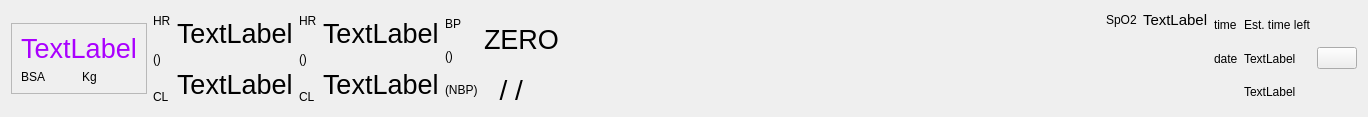
The window that src/recorder/ui/patientstatusbar.ui (mannd/epsimulator) describes before a commit, drawn with Qt 5.
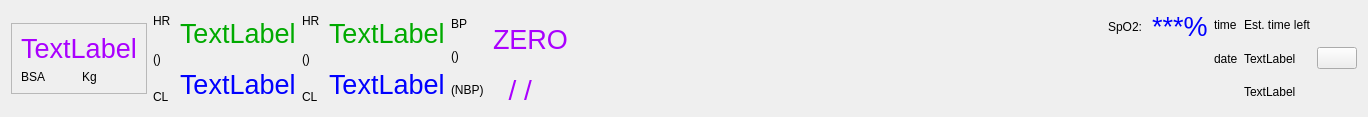
The same window after the commit. Icons and pictures are not drawn.

Commit message: r583@Sluggo:  mannd | 2008-01-18 22:13:32 -0500  added realtimewindow  r584@Sluggo:  mannd | 2008-01-21 22:34:52 -0500  derived RealTimeWindow from QMainWindow  r585@Sluggo:  mannd | 2008-01-23 07:27:00 -0500  working on PatientStatusBar

The edit to the form file:
```diff
--- a/src/recorder/ui/patientstatusbar.ui
+++ b/src/recorder/ui/patientstatusbar.ui
@@ -116,12 +116,49 @@
        <item row="0" column="0" >
         <widget class="QLabel" name="label" >
          <property name="text" >
-          <string>HR</string>
+          <string>HR </string>
          </property>
         </widget>
        </item>
        <item rowspan="2" row="0" column="1" >
         <widget class="QLabel" name="hr1Label" >
+         <property name="palette" >
+          <palette>
+           <active>
+            <colorrole role="WindowText" >
+             <brush brushstyle="SolidPattern" >
+              <color alpha="255" >
+               <red>0</red>
+               <green>170</green>
+               <blue>0</blue>
+              </color>
+             </brush>
+            </colorrole>
+           </active>
+           <inactive>
+            <colorrole role="WindowText" >
+             <brush brushstyle="SolidPattern" >
+              <color alpha="255" >
+               <red>0</red>
+               <green>170</green>
+               <blue>0</blue>
+              </color>
+             </brush>
+            </colorrole>
+           </inactive>
+           <disabled>
+            <colorrole role="WindowText" >
+             <brush brushstyle="SolidPattern" >
+              <color alpha="255" >
+               <red>116</red>
+               <green>116</green>
+               <blue>114</blue>
+              </color>
+             </brush>
+            </colorrole>
+           </disabled>
+          </palette>
+         </property>
          <property name="font" >
           <font>
            <pointsize>20</pointsize>
@@ -135,12 +172,49 @@
        <item rowspan="2" row="1" column="0" >
         <widget class="QLabel" name="label_2" >
          <property name="text" >
-          <string>()</string>
+          <string>() </string>
          </property>
         </widget>
        </item>
        <item rowspan="2" row="2" column="1" >
         <widget class="QLabel" name="cl1Label" >
+         <property name="palette" >
+          <palette>
+           <active>
+            <colorrole role="WindowText" >
+             <brush brushstyle="SolidPattern" >
+              <color alpha="255" >
+               <red>0</red>
+               <green>0</green>
+               <blue>255</blue>
+              </color>
+             </brush>
+            </colorrole>
+           </active>
+           <inactive>
+            <colorrole role="WindowText" >
+             <brush brushstyle="SolidPattern" >
+              <color alpha="255" >
+               <red>0</red>
+               <green>0</green>
+               <blue>255</blue>
+              </color>
+             </brush>
+            </colorrole>
+           </inactive>
+           <disabled>
+            <colorrole role="WindowText" >
+             <brush brushstyle="SolidPattern" >
+              <color alpha="255" >
+               <red>116</red>
+               <green>116</green>
+               <blue>114</blue>
+              </color>
+             </brush>
+            </colorrole>
+           </disabled>
+          </palette>
+         </property>
          <property name="font" >
           <font>
            <pointsize>20</pointsize>
@@ -154,7 +228,7 @@
        <item row="3" column="0" >
         <widget class="QLabel" name="label_3" >
          <property name="text" >
-          <string>CL</string>
+          <string>CL </string>
          </property>
         </widget>
        </item>
@@ -165,12 +239,49 @@
        <item row="0" column="0" >
         <widget class="QLabel" name="label_7" >
          <property name="text" >
-          <string>HR</string>
+          <string>HR </string>
          </property>
         </widget>
        </item>
        <item rowspan="2" row="0" column="1" >
         <widget class="QLabel" name="hr2Label" >
+         <property name="palette" >
+          <palette>
+           <active>
+            <colorrole role="WindowText" >
+             <brush brushstyle="SolidPattern" >
+              <color alpha="255" >
+               <red>0</red>
+               <green>170</green>
+               <blue>0</blue>
+              </color>
+             </brush>
+            </colorrole>
+           </active>
+           <inactive>
+            <colorrole role="WindowText" >
+             <brush brushstyle="SolidPattern" >
+              <color alpha="255" >
+               <red>0</red>
+               <green>170</green>
+               <blue>0</blue>
+              </color>
+             </brush>
+            </colorrole>
+           </inactive>
+           <disabled>
+            <colorrole role="WindowText" >
+             <brush brushstyle="SolidPattern" >
+              <color alpha="255" >
+               <red>116</red>
+               <green>116</green>
+               <blue>114</blue>
+              </color>
+             </brush>
+            </colorrole>
+           </disabled>
+          </palette>
+         </property>
          <property name="font" >
           <font>
            <pointsize>20</pointsize>
@@ -184,12 +295,49 @@
        <item rowspan="2" row="1" column="0" >
         <widget class="QLabel" name="label_6" >
          <property name="text" >
-          <string>()</string>
+          <string>() </string>
          </property>
         </widget>
        </item>
        <item rowspan="2" row="2" column="1" >
         <widget class="QLabel" name="cl2Label" >
+         <property name="palette" >
+          <palette>
+           <active>
+            <colorrole role="WindowText" >
+             <brush brushstyle="SolidPattern" >
+              <color alpha="255" >
+               <red>0</red>
+               <green>0</green>
+               <blue>255</blue>
+              </color>
+             </brush>
+            </colorrole>
+           </active>
+           <inactive>
+            <colorrole role="WindowText" >
+             <brush brushstyle="SolidPattern" >
+              <color alpha="255" >
+               <red>0</red>
+               <green>0</green>
+               <blue>255</blue>
+              </color>
+             </brush>
+            </colorrole>
+           </inactive>
+           <disabled>
+            <colorrole role="WindowText" >
+             <brush brushstyle="SolidPattern" >
+              <color alpha="255" >
+               <red>116</red>
+               <green>116</green>
+               <blue>114</blue>
+              </color>
+             </brush>
+            </colorrole>
+           </disabled>
+          </palette>
+         </property>
          <property name="font" >
           <font>
            <pointsize>20</pointsize>
@@ -203,7 +351,7 @@
        <item row="3" column="0" >
         <widget class="QLabel" name="label_8" >
          <property name="text" >
-          <string>CL</string>
+          <string>CL </string>
          </property>
         </widget>
        </item>
@@ -214,12 +362,49 @@
        <item row="0" column="0" >
         <widget class="QLabel" name="label_11" >
          <property name="text" >
-          <string>BP</string>
+          <string>BP </string>
          </property>
         </widget>
        </item>
        <item rowspan="2" row="0" column="1" >
         <widget class="QLabel" name="bpLabel" >
+         <property name="palette" >
+          <palette>
+           <active>
+            <colorrole role="WindowText" >
+             <brush brushstyle="SolidPattern" >
+              <color alpha="255" >
+               <red>170</red>
+               <green>0</green>
+               <blue>255</blue>
+              </color>
+             </brush>
+            </colorrole>
+           </active>
+           <inactive>
+            <colorrole role="WindowText" >
+             <brush brushstyle="SolidPattern" >
+              <color alpha="255" >
+               <red>170</red>
+               <green>0</green>
+               <blue>255</blue>
+              </color>
+             </brush>
+            </colorrole>
+           </inactive>
+           <disabled>
+            <colorrole role="WindowText" >
+             <brush brushstyle="SolidPattern" >
+              <color alpha="255" >
+               <red>116</red>
+               <green>116</green>
+               <blue>114</blue>
+              </color>
+             </brush>
+            </colorrole>
+           </disabled>
+          </palette>
+         </property>
          <property name="font" >
           <font>
            <pointsize>20</pointsize>
@@ -233,19 +418,56 @@
        <item row="1" column="0" >
         <widget class="QLabel" name="label_12" >
          <property name="text" >
-          <string>()</string>
+          <string>() </string>
          </property>
         </widget>
        </item>
        <item row="2" column="0" >
         <widget class="QLabel" name="label_13" >
          <property name="text" >
-          <string>(NBP)</string>
+          <string>(NBP) </string>
          </property>
         </widget>
        </item>
        <item row="2" column="1" >
         <widget class="QLabel" name="nbpLabel" >
+         <property name="palette" >
+          <palette>
+           <active>
+            <colorrole role="WindowText" >
+             <brush brushstyle="SolidPattern" >
+              <color alpha="255" >
+               <red>170</red>
+               <green>0</green>
+               <blue>255</blue>
+              </color>
+             </brush>
+            </colorrole>
+           </active>
+           <inactive>
+            <colorrole role="WindowText" >
+             <brush brushstyle="SolidPattern" >
+              <color alpha="255" >
+               <red>170</red>
+               <green>0</green>
+               <blue>255</blue>
+              </color>
+             </brush>
+            </colorrole>
+           </inactive>
+           <disabled>
+            <colorrole role="WindowText" >
+             <brush brushstyle="SolidPattern" >
+              <color alpha="255" >
+               <red>116</red>
+               <green>116</green>
+               <blue>114</blue>
+              </color>
+             </brush>
+            </colorrole>
+           </disabled>
+          </palette>
+         </property>
          <property name="font" >
           <font>
            <pointsize>21</pointsize>
@@ -278,19 +500,56 @@
          <item>
           <widget class="QLabel" name="label_16" >
            <property name="text" >
-            <string>SpO2</string>
+            <string>SpO2: </string>
            </property>
           </widget>
          </item>
          <item>
           <widget class="QLabel" name="spO2Label" >
+           <property name="palette" >
+            <palette>
+             <active>
+              <colorrole role="WindowText" >
+               <brush brushstyle="SolidPattern" >
+                <color alpha="255" >
+                 <red>0</red>
+                 <green>0</green>
+                 <blue>255</blue>
+                </color>
+               </brush>
+              </colorrole>
+             </active>
+             <inactive>
+              <colorrole role="WindowText" >
+               <brush brushstyle="SolidPattern" >
+                <color alpha="255" >
+                 <red>0</red>
+                 <green>0</green>
+                 <blue>255</blue>
+                </color>
+               </brush>
+              </colorrole>
+             </inactive>
+             <disabled>
+              <colorrole role="WindowText" >
+               <brush brushstyle="SolidPattern" >
+                <color alpha="255" >
+                 <red>116</red>
+                 <green>116</green>
+                 <blue>114</blue>
+                </color>
+               </brush>
+              </colorrole>
+             </disabled>
+            </palette>
+           </property>
            <property name="font" >
             <font>
-             <pointsize>11</pointsize>
+             <pointsize>20</pointsize>
             </font>
            </property>
            <property name="text" >
-            <string>TextLabel</string>
+            <string>***%</string>
            </property>
           </widget>
          </item>
```
The commit also changes 10 other files.
